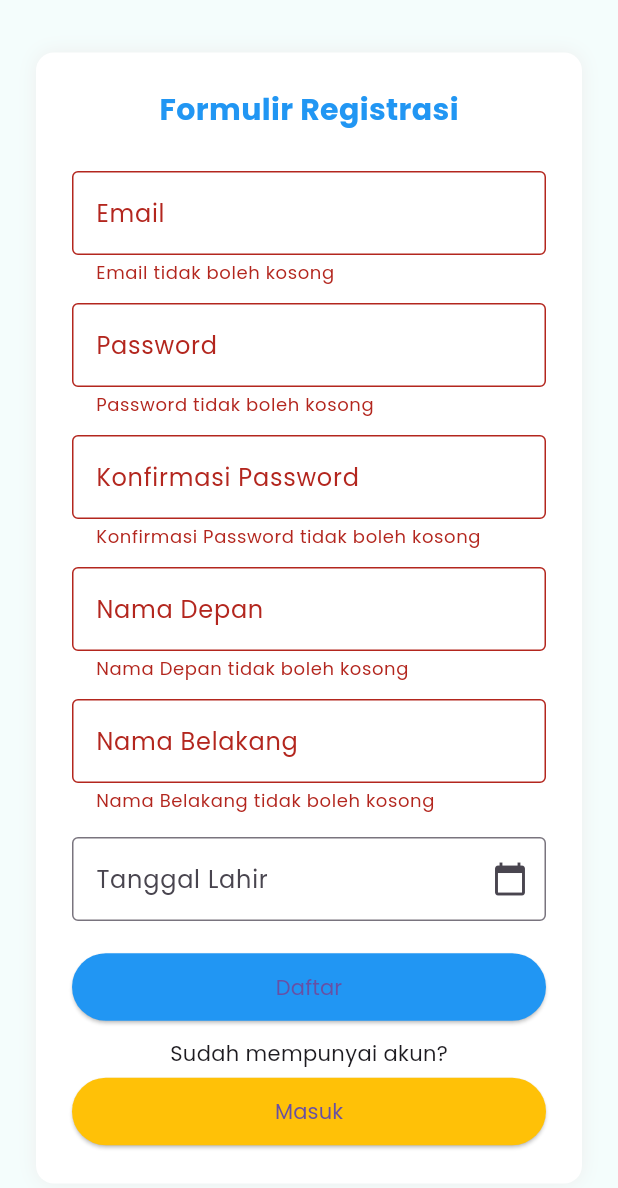
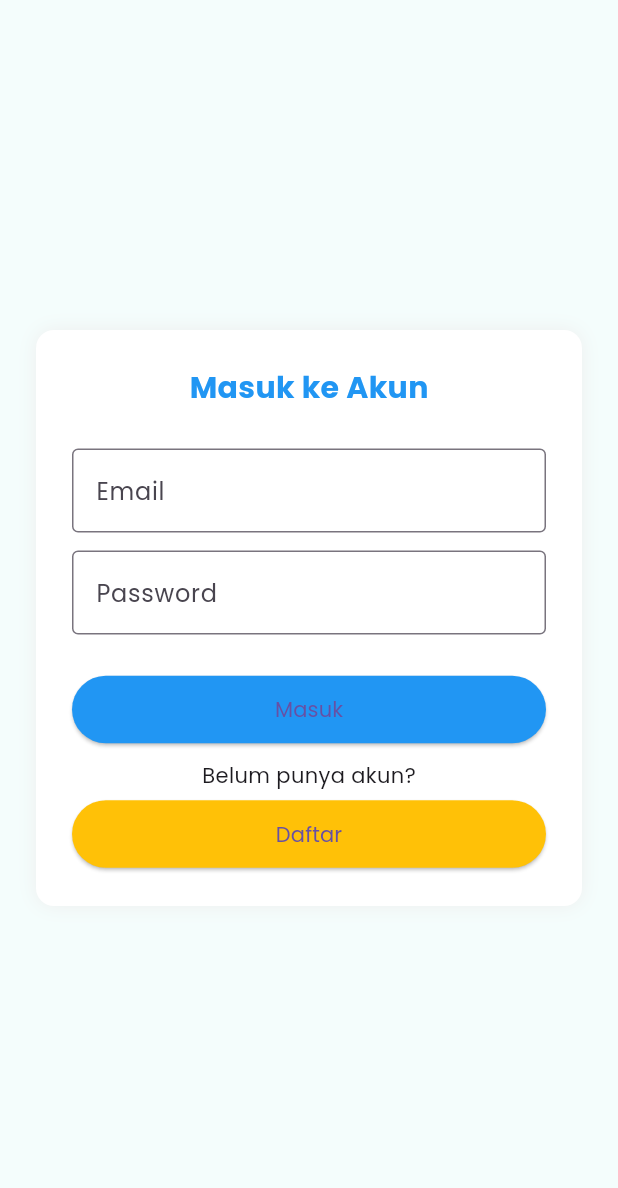
Before and after one commit to Adz-dzaki/ABP-Perpustakaan, a Flutter app: the RegisterPage screen opened directly, after a tap on "Daftar", after a tap on "Masuk", on a phone screen of 412 x 824 dp. Shown: the top 1188 px of the screen. Run offline on Flutter 3.47's test engine with Material 3 defaults, Android fonts, the phone set to English and light mode, and no system bars.

Commit message:
add login_page.dart and link login_page.dart and register_page.dart to backend

```diff
--- /dev/null
+++ b/lib/login_page.dart
@@ -0,0 +1,144 @@
+import 'package:dashboard_perpus/register_page.dart';
+import 'package:flutter/material.dart';
+import 'package:http/http.dart' as http;
+import 'dart:convert';
+import 'home_page.dart'; // untuk navigasi ke register
+
+class LoginPage extends StatefulWidget {
+  @override
+  _LoginPageState createState() => _LoginPageState();
+}
+
+class _LoginPageState extends State<LoginPage> {
+  final _formKey = GlobalKey<FormState>();
+  final emailController = TextEditingController();
+  final passwordController = TextEditingController();
+  bool isLoading = false;
+
+  Future<void> loginUser() async {
+    final email = emailController.text.trim();
+    final password = passwordController.text.trim();
+
+    setState(() => isLoading = true);
+
+    try {
+      final response = await http.post(
+        Uri.parse('http://10.0.2.2:8080/api/auth/login'),
+        headers: {'Content-Type': 'application/json'},
+        body: jsonEncode({'email': email, 'password': password}),
+      );
+
+      if (response.statusCode == 200) {
+        // Sukses login
+        Navigator.pushReplacement(
+          context,
+          MaterialPageRoute(builder: (context) => HomePage()),
+        );
+      } else {
+        // Gagal login
+        final error = json.decode(response.body);
+        ScaffoldMessenger.of(context).showSnackBar(
+          SnackBar(content: Text('Login gagal: ${error['message'] ?? 'Unknown error'}')),
+        );
+      }
+    } catch (e) {
+      ScaffoldMessenger.of(context).showSnackBar(
+        SnackBar(content: Text('Terjadi kesalahan: $e')),
+      );
+    } finally {
+      setState(() => isLoading = false);
+    }
+  }
+
+  @override
+  Widget build(BuildContext context) {
+    return Scaffold(
+      backgroundColor: const Color(0xFFF4FDFC),
+      body: Center(
+        child: SingleChildScrollView(
+          padding: const EdgeInsets.all(24.0),
+          child: Container(
+            padding: const EdgeInsets.all(24),
+            decoration: BoxDecoration(
+              color: Colors.white,
+              borderRadius: BorderRadius.circular(12),
+              boxShadow: [
+                BoxShadow(color: Colors.grey.shade200, blurRadius: 10)
+              ],
+            ),
+            width: 400,
+            child: Form(
+              key: _formKey,
+              child: Column(
+                mainAxisSize: MainAxisSize.min,
+                children: [
+                  const Text(
+                    'Masuk ke Akun',
+                    style: TextStyle(fontSize: 20, fontWeight: FontWeight.bold, color: Colors.blue),
+                  ),
+                  const SizedBox(height: 20),
+                  _buildTextField(emailController, 'Email', TextInputType.emailAddress),
+                  _buildTextField(passwordController, 'Password', TextInputType.visiblePassword, obscure: true),
+                  const SizedBox(height: 20),
+                  ElevatedButton(
+                    onPressed: isLoading
+                        ? null
+                        : () {
+                      if (_formKey.currentState!.validate()) {
+                        loginUser();
+                      }
+                    },
+                    style: ElevatedButton.styleFrom(
+                      backgroundColor: Colors.blue,
+                      minimumSize: const Size.fromHeight(45),
+                    ),
+                    child: isLoading
+                        ? const CircularProgressIndicator(color: Colors.white)
+                        : const Text('Masuk'),
+                  ),
+                  const SizedBox(height: 10),
+                  const Text('Belum punya akun?'),
+                  const SizedBox(height: 5),
+                  ElevatedButton(
+                    onPressed: () {
+                      Navigator.push(
+                        context,
+                        MaterialPageRoute(builder: (context) => RegisterPage()),
+                      );
+                    },
+                    style: ElevatedButton.styleFrom(
+                      backgroundColor: Colors.amber,
+                      minimumSize: const Size.fromHeight(45),
+                    ),
+                    child: const Text('Daftar'),
+                  ),
+                ],
+              ),
+            ),
+          ),
+        ),
+      ),
+    );
+  }
+
+  Widget _buildTextField(TextEditingController controller, String label, TextInputType inputType, {bool obscure = false}) {
+    return Padding(
+      padding: const EdgeInsets.symmetric(vertical: 6.0),
+      child: TextFormField(
+        controller: controller,
+        obscureText: obscure,
+        keyboardType: inputType,
+        decoration: InputDecoration(
+          labelText: label,
+          border: const OutlineInputBorder(),
+        ),
+        validator: (value) {
+          if (value == null || value.isEmpty) {
+            return '$label tidak boleh kosong';
+          }
+          return null;
+        },
+      ),
+    );
+  }
+}
--- a/lib/main.dart
+++ b/lib/main.dart
@@ -1,5 +1,7 @@
+import 'package:dashboard_perpus/login_page.dart';
+import 'package:dashboard_perpus/register_page.dart';
 import 'package:flutter/material.dart';
-import 'home_page.dart'; // HomePage kamu
+import 'home_page.dart';
 
 void main() {
   runApp(const MyApp());
@@ -15,7 +17,7 @@ class MyApp extends StatelessWidget {
       theme: ThemeData(
         fontFamily: 'Poppins',
       ),
-      home: const HomePage(),
+      home: LoginPage(),
     );
   }
 }
--- a/lib/register_page.dart
+++ b/lib/register_page.dart
@@ -1,4 +1,7 @@
+import 'package:dashboard_perpus/login_page.dart';
 import 'package:flutter/material.dart';
+import 'package:http/http.dart' as http;
+import 'dart:convert';
 
 class RegisterPage extends StatefulWidget {
   @override
@@ -55,11 +58,22 @@ class _RegisterPageState extends State<RegisterPage> {
                   ElevatedButton(
                     onPressed: () {
                       if (_formKey.currentState!.validate()) {
-                        ScaffoldMessenger.of(context).showSnackBar(
-                          const SnackBar(content: Text('Form valid, data siap dikirim!')),
-                        );
+                        if (passwordController.text != confirmPasswordController.text) {
+                          ScaffoldMessenger.of(context).showSnackBar(
+                            const SnackBar(content: Text('Password dan konfirmasi tidak cocok')),
+                          );
+                          return;
+                        }
+                        if (selectedDate == null) {
+                          ScaffoldMessenger.of(context).showSnackBar(
+                            const SnackBar(content: Text('Tanggal lahir harus diisi')),
+                          );
+                          return;
+                        }
+                        registerUser();
                       }
                     },
+
                     style: ElevatedButton.styleFrom(
                       backgroundColor: Colors.blue,
                       minimumSize: const Size.fromHeight(45),
@@ -73,7 +87,10 @@ class _RegisterPageState extends State<RegisterPage> {
 
                   ElevatedButton(
                     onPressed: () {
-                      // Navigasi ke halaman login di sini kalau sudah dibuat
+                      Navigator.push(
+                        context,
+                        MaterialPageRoute(builder: (context) => LoginPage()),
+                      );
                     },
                     style: ElevatedButton.styleFrom(
                       backgroundColor: Colors.amber,
@@ -139,4 +156,46 @@ class _RegisterPageState extends State<RegisterPage> {
       ),
     );
   }
+
+  Future<void> registerUser() async {
+    final email = emailController.text.trim();
+    final password = passwordController.text.trim();
+    final namaDepan = firstNameController.text.trim();
+    final namaBelakang = lastNameController.text.trim();
+    final tanggalLahir = "${selectedDate!.year.toString().padLeft(4, '0')}-${selectedDate!.month.toString().padLeft(2, '0')}-${selectedDate!.day.toString().padLeft(2, '0')}";
+
+    try {
+      final response = await http.post(
+        Uri.parse('http://10.0.2.2:8080/api/auth/register'),
+        headers: {'Content-Type': 'application/json'},
+        body: jsonEncode({
+          'email': email,
+          'password': password,
+          'nama_depan': namaDepan,
+          'nama_belakang': namaBelakang,
+          'tanggal_lahir': tanggalLahir,
+        }),
+      );
+
+      if (response.statusCode == 200 || response.statusCode == 201) {
+        ScaffoldMessenger.of(context).showSnackBar(
+          const SnackBar(content: Text('Registrasi berhasil, silakan login')),
+        );
+        Navigator.pushReplacement(
+          context,
+          MaterialPageRoute(builder: (context) => LoginPage()),
+        );
+      } else {
+        final data = json.decode(response.body);
+        ScaffoldMessenger.of(context).showSnackBar(
+          SnackBar(content: Text('Gagal daftar: ${data['message'] ?? 'Unknown error'}')),
+        );
+      }
+    } catch (e) {
+      ScaffoldMessenger.of(context).showSnackBar(
+        SnackBar(content: Text('Terjadi kesalahan: $e')),
+      );
+    }
+  }
+
 }
--- a/pubspec.yaml
+++ b/pubspec.yaml
@@ -38,6 +38,7 @@ dependencies:
 dev_dependencies:
   flutter_test:
     sdk: flutter
+  http: ^0.13.4
 
   # The "flutter_lints" package below contains a set of recommended lints to
   # encourage good coding practices. The lint set provided by the package is
```
Also changed, not shown: pubspec.lock.
